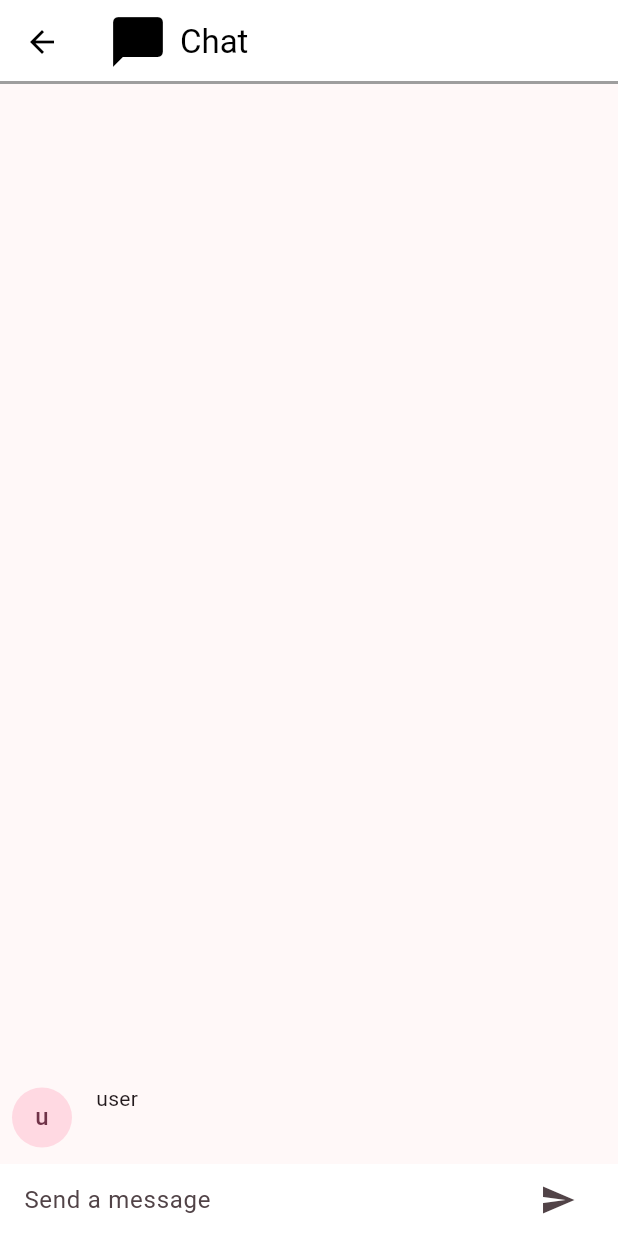
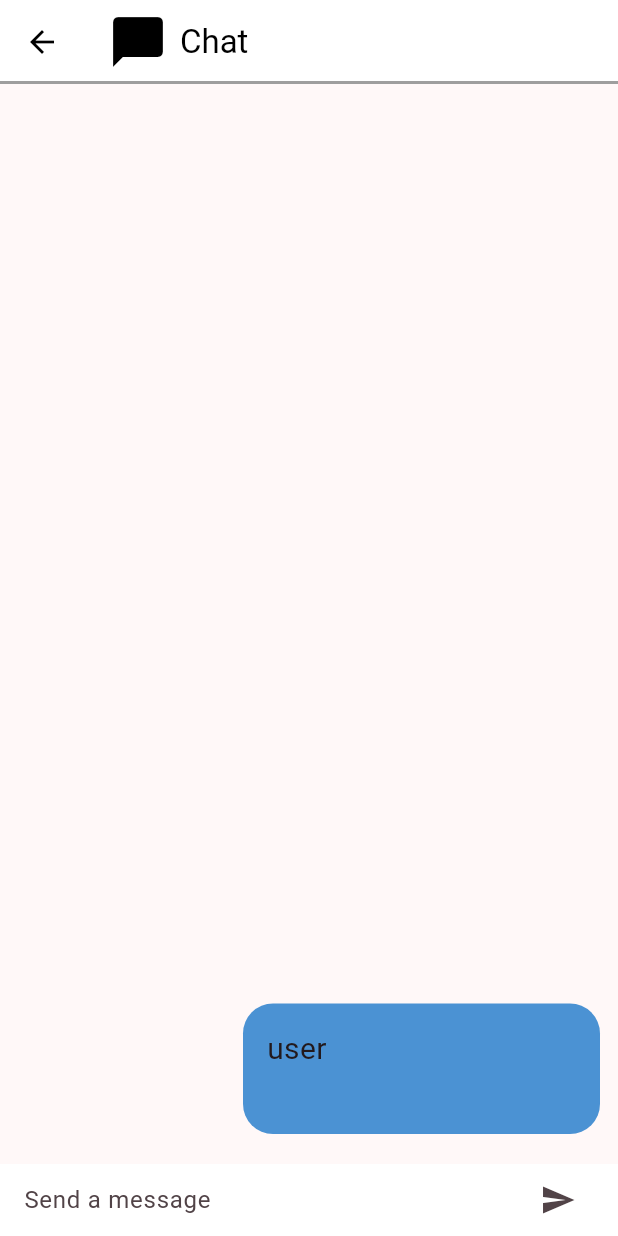
Before and after one commit to davewg1/gabai-app, a Flutter app: the ChatPage screen opened directly, after a tap on the "send" icon, on a phone screen of 412 x 824 dp. Run offline on Flutter 3.47's test engine with Material 2 defaults, Android fonts, the phone set to English and light mode, and no system bars.

Commit message:
Add chat styling

```diff
--- a/lib/app/chat_message.dart
+++ b/lib/app/chat_message.dart
@@ -6,27 +6,57 @@ class ChatMessage extends StatelessWidget {
   final String text;
   final String sender;
 
+  Color chatColor() {
+    if (sender == "user") {
+      return Color(0xFF4B92D3);
+    } else if (sender == "auto") {
+      return Color(0xFFBB6BD9);
+    } else if (sender == "chatgpt") {
+      return Color(0xFFEEA63A);
+    } else if (sender == "real-time") {
+      return Color(0xFF4DCFC0);
+    } else {
+      return Colors.black;
+    }
+  }
+
   @override
   Widget build(BuildContext context) {
-    return Row(
+    return Padding(
+      padding: EdgeInsets.only(
+          bottom: 8,
+          left: sender == "user" ? 150 : 0,
+          right: sender == "user" ? 0 : 150),
+      child: Row(
+        mainAxisAlignment: MainAxisAlignment.start,
+        crossAxisAlignment: CrossAxisAlignment.start,
         children: [
-        Container(
-          margin: const EdgeInsets.only(right: 16.0),
-          child: CircleAvatar(child: Text(sender[0])),
+          Expanded(
+            child: Container(
+              decoration: BoxDecoration(
+                color: chatColor(),
+                borderRadius: BorderRadius.circular(20),
               ),
-        Expanded(
+              child: Padding(
+                padding: const EdgeInsets.all(16.0),
                 child: Column(
                   crossAxisAlignment: CrossAxisAlignment.start,
                   children: [
-              Text(sender),
+                    Text(
+                      sender,
+                      style: TextStyle(fontSize: 20),
+                    ),
                     Container(
                       margin: const EdgeInsets.only(top: 5.0),
                       child: Text(text),
                     )
                   ],
                 ),
+              ),
+            ),
           )
         ],
+      ),
     );
   }
 }
--- a/lib/pages/account_page.dart
+++ b/lib/pages/account_page.dart
@@ -1,5 +1,4 @@
 import 'package:flutter/material.dart';
-import 'dart:io';
 
 class UserPage extends StatelessWidget {
   const UserPage({Key? key}) : super(key: key);
@@ -17,7 +16,7 @@ class UserPage extends StatelessWidget {
       },
       textInputAction: TextInputAction.next,
       decoration: InputDecoration(
-        contentPadding: EdgeInsets.fromLTRB(20, 15, 20, 15),
+        contentPadding: const EdgeInsets.fromLTRB(20, 15, 20, 15),
         hintText: "Name",
         border: OutlineInputBorder(
           borderRadius: BorderRadius.circular(20),
@@ -32,7 +31,7 @@ class UserPage extends StatelessWidget {
       },
       textInputAction: TextInputAction.next,
       decoration: InputDecoration(
-          contentPadding: EdgeInsets.fromLTRB(20, 15, 20, 15),
+          contentPadding: const EdgeInsets.fromLTRB(20, 15, 20, 15),
           hintText: "Address",
           border: OutlineInputBorder(
             borderRadius: BorderRadius.circular(20),
@@ -47,7 +46,7 @@ class UserPage extends StatelessWidget {
       },
       textInputAction: TextInputAction.next,
       decoration: InputDecoration(
-          contentPadding: EdgeInsets.fromLTRB(20, 15, 20, 15),
+          contentPadding: const EdgeInsets.fromLTRB(20, 15, 20, 15),
           hintText: "Birth Date",
           border: OutlineInputBorder(
             borderRadius: BorderRadius.circular(20),
@@ -82,7 +81,7 @@ class UserPage extends StatelessWidget {
             child: Padding(padding:const EdgeInsets.all(36.0),
                 child: Form(
                     child: Column(
-                      children: <Widget>[Text("Name"),name,Text("Address"),address,Text("Birth"),birthdate],
+                      children: <Widget>[const Text("Name"),name,const Text("Address"),address,const Text("Birth"),birthdate],
                     )
                 )
             )
--- a/lib/pages/chat_page.dart
+++ b/lib/pages/chat_page.dart
@@ -21,6 +21,8 @@ class _ChatPageState extends State<ChatPage> {
     });
 
     _controller.clear();
+
+    // Insert chatbot response here
   }
 
   // Bottom Row
@@ -68,7 +70,7 @@ class _ChatPageState extends State<ChatPage> {
             Flexible(
                 child: ListView.builder(
                     reverse: true,
-                    padding: const EdgeInsets.all(8.0),
+                    padding: const EdgeInsets.all(12.0),
                     itemCount: _messages.length,
                     itemBuilder: (context, index) {
                       return _messages[index];
```
Lines whose indentation alone changed are shown as unchanged.
